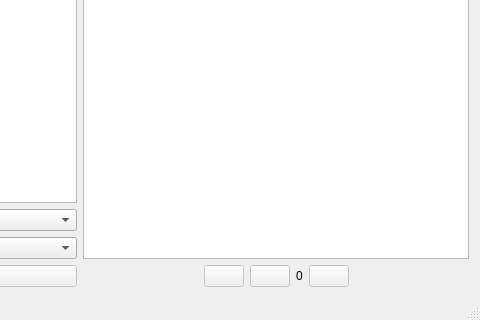
This is sources/mainwindow.ui in ElanGroup/freelance-navigator as Qt 5 draws it before an edit; both pictures show x 320 to 800 and y 280 to 600 of the 800 by 600 pixel window. The edited form follows.
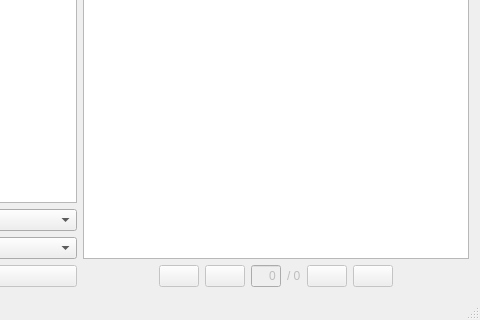
This is the edited form. Icons and pictures are not drawn.

Commit message: Jobs loading has been updated to load all  jobs pages in background.

Diff of the .ui file:
```diff
--- a/sources/mainwindow.ui
+++ b/sources/mainwindow.ui
@@ -212,13 +212,50 @@
          </widget>
         </item>
         <item>
-         <widget class="QLabel" name="pageLabel">
+         <widget class="QLineEdit" name="pageLineEdit">
+          <property name="enabled">
+           <bool>false</bool>
+          </property>
+          <property name="sizePolicy">
+           <sizepolicy hsizetype="Fixed" vsizetype="Fixed">
+            <horstretch>0</horstretch>
+            <verstretch>0</verstretch>
+           </sizepolicy>
+          </property>
+          <property name="minimumSize">
+           <size>
+            <width>0</width>
+            <height>0</height>
+           </size>
+          </property>
+          <property name="maximumSize">
+           <size>
+            <width>30</width>
+            <height>16777215</height>
+           </size>
+          </property>
           <property name="toolTip">
            <string>Current page</string>
           </property>
           <property name="text">
            <string>0</string>
           </property>
+          <property name="alignment">
+           <set>Qt::AlignRight|Qt::AlignTrailing|Qt::AlignVCenter</set>
+          </property>
+         </widget>
+        </item>
+        <item>
+         <widget class="QLabel" name="pageTotalLabel">
+          <property name="enabled">
+           <bool>false</bool>
+          </property>
+          <property name="toolTip">
+           <string>Total pages</string>
+          </property>
+          <property name="text">
+           <string>/ 0</string>
+          </property>
          </widget>
         </item>
         <item>
@@ -238,6 +275,23 @@
           </property>
          </widget>
         </item>
+        <item>
+         <widget class="QPushButton" name="lastPageButton">
+          <property name="enabled">
+           <bool>false</bool>
+          </property>
+          <property name="toolTip">
+           <string>Last page</string>
+          </property>
+          <property name="text">
+           <string/>
+          </property>
+          <property name="icon">
+           <iconset resource="freelancenavigator.qrc">
+            <normaloff>:/Resources/go-last.png</normaloff>:/Resources/go-last.png</iconset>
+          </property>
+         </widget>
+        </item>
         <item>
          <spacer name="horizontalSpacer">
           <property name="orientation">
```
The commit also changes 9 other files.
